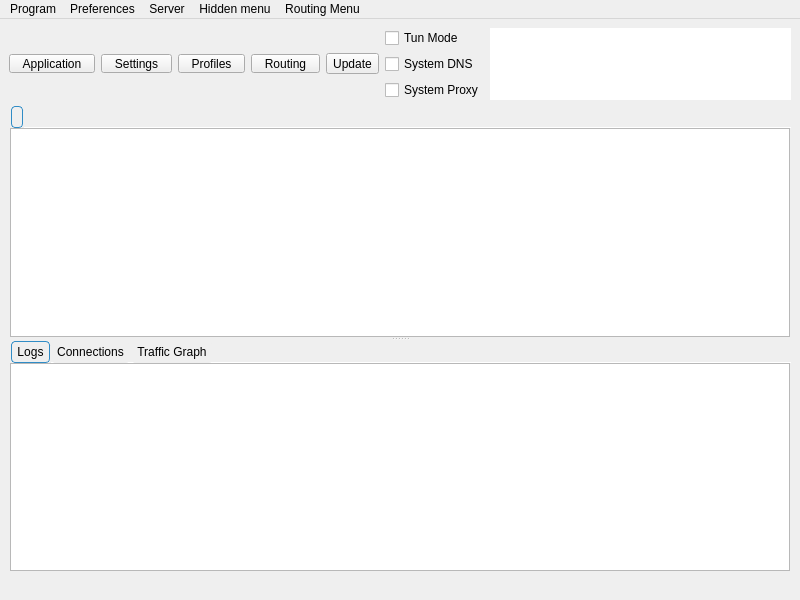
Yulinanami/ethernet-tun-test, file include/ui/mainwindow.ui: the form before one commit.
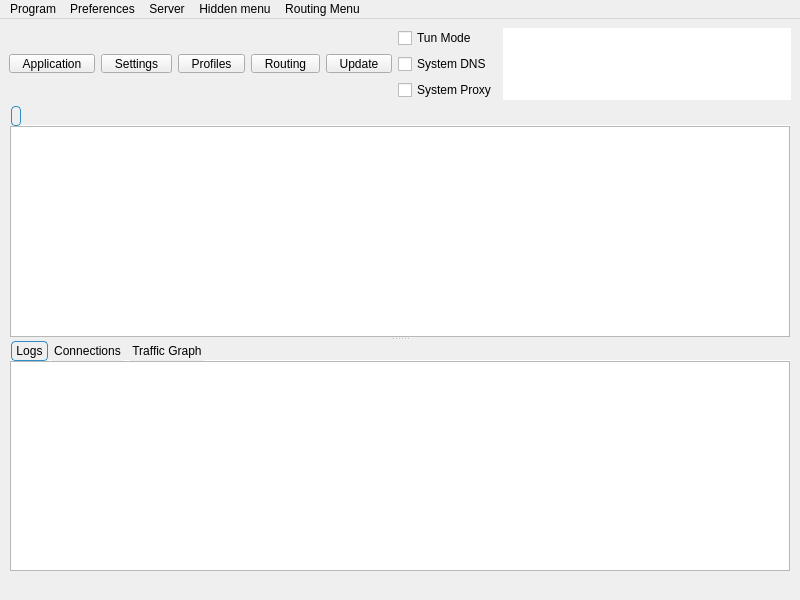
The form after the commit. Icons and pictures are not drawn. Custom widgets are drawn as their Qt base class.

```diff
--- a/include/ui/mainwindow.ui
+++ b/include/ui/mainwindow.ui
@@ -165,6 +165,25 @@
       </item>
       <item>
        <widget class="QToolButton" name="toolButton_update">
+        <property name="minimumSize">
+         <size>
+          <width>0</width>
+          <height>0</height>
+         </size>
+        </property>
+        <property name="styleSheet">
+         <string notr="true">QToolButton {
+    padding-left: 8px;
+    padding-right: 8px;
+}
+
+QToolButton::menu-indicator {
+    subcontrol-origin: border;
+    subcontrol-position: bottom right;
+    right: 2px;
+    bottom: 3px;
+}</string>
+        </property>
         <property name="text">
          <string>Update</string>
         </property>
@@ -227,6 +246,12 @@
           <verstretch>0</verstretch>
          </sizepolicy>
         </property>
+        <property name="minimumSize">
+         <size>
+          <width>0</width>
+          <height>65</height>
+         </size>
+        </property>
         <property name="mouseTracking">
          <bool>false</bool>
         </property>
@@ -275,19 +300,15 @@
 }
 
 QTabBar::tab {
-    background-color: palette(button);
-    color: palette(button-text);
-
-    border: 1px solid palette(mid);
+    border: 1px solid palette(midlight);
 
     border-radius: 4px;
-    padding: 3px 5px;
+    padding: 2px 4px;
     margin-right: 1px;
 }
 
 QTabBar::tab:selected {
     border: 1px solid palette(highlight);
-    background-color: palette(window); 
 }
 
 QTabBar::tab:!selected {
@@ -400,19 +421,15 @@
 }
 
 QTabBar::tab {
-    background-color: palette(button);
-    color: palette(button-text);
-
-    border: 1px solid palette(mid);
+    border: 1px solid palette(midlight);
 
     border-radius: 4px;
-    padding: 3px 5px;
+    padding: 2px 4px;
     margin-right: 1px;
 }
 
 QTabBar::tab:selected {
     border: 1px solid palette(highlight);
-    background-color: palette(window); 
 }
 
 QTabBar::tab:!selected {
```
Left out of the diff: 28 changed lines with no effect on the pictures.
